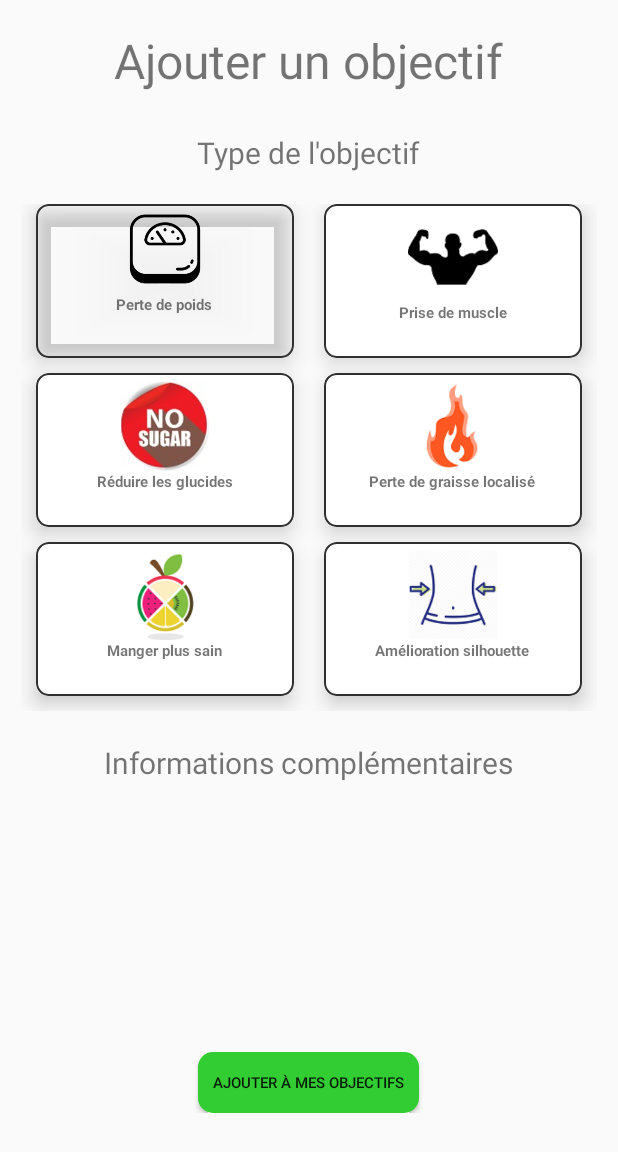
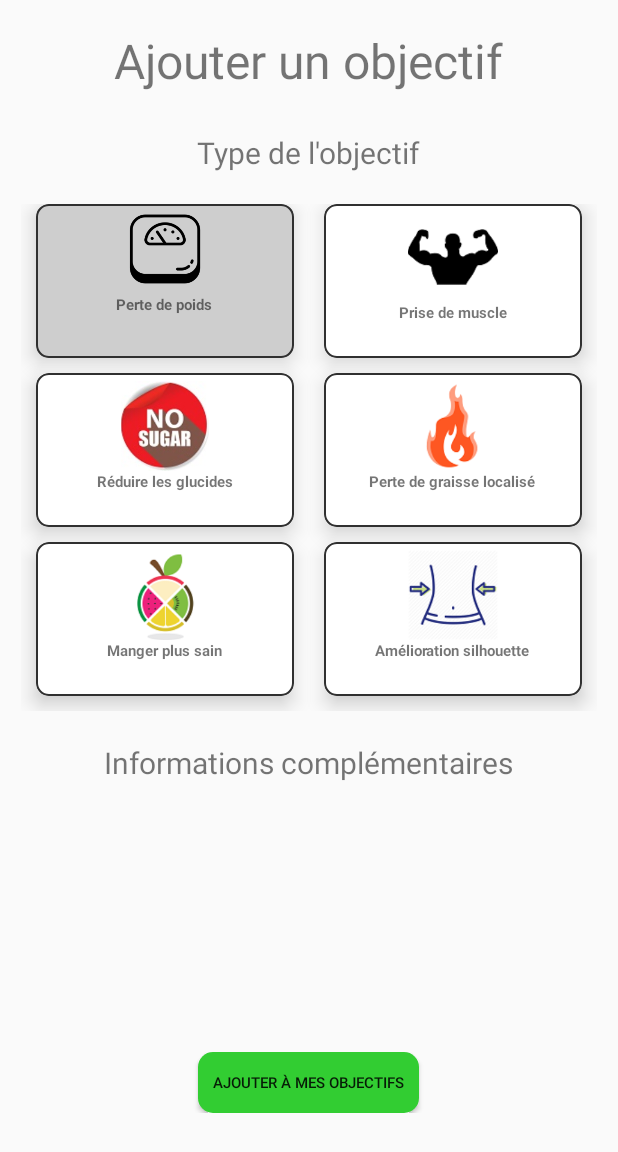
Before and after one commit to SI3IHM20182019-R2/La-meilleure-appli-de-regime, an Android app: the fragment AjoutObjectifFragment shown on its own in the app's theme, after a tap on "Perte de poids", on a phone screen of 412 x 824 dp. Shown: the top 1152 px of the screen. Run offline under Robolectric (Android 15) with nearby library versions, the phone set to English and light mode, and no system bars.

Commit message:
Amélioration de la page AjoutObjectif

```diff
--- a/Android/Regime_App/app/src/main/java/com/example/regime_app/MenuFragments/AjoutObjectifFragment.java
+++ b/Android/Regime_App/app/src/main/java/com/example/regime_app/MenuFragments/AjoutObjectifFragment.java
@@ -6,9 +6,12 @@ import android.os.Bundle;
 import android.support.annotation.NonNull;
 import android.support.v4.app.Fragment;
 import android.support.v7.widget.CardView;
+import android.support.v7.widget.LinearLayoutManager;
+import android.support.v7.widget.RecyclerView;
 import android.view.LayoutInflater;
 import android.view.View;
 import android.view.ViewGroup;
+import android.widget.ArrayAdapter;
 import android.widget.Button;
 import android.widget.GridLayout;
 import android.widget.ListView;
@@ -17,6 +20,8 @@ import android.widget.Toast;
 import com.example.regime_app.MainActivity;
 import com.example.regime_app.MenuManagmentActivity;
 import com.example.regime_app.R;
+
+import java.util.ArrayList;
 
 public class AjoutObjectifFragment extends Fragment {
 
@@ -31,7 +36,7 @@ public class AjoutObjectifFragment extends Fragment {
         return view;
     }
 
-    private void setSingleEvent(GridLayout gridLayout, ListView listInfoComplementaire, int idCardSelect, ListView listView){
+    private void setSingleEvent(final GridLayout gridLayout, final ListView listInfoComplementaire, int idCardSelect, ListView listView){
         for (int i = 0; i<gridLayout.getChildCount(); i++){
 
             final CardView cardView = (CardView)gridLayout.getChildAt(i);
@@ -40,14 +45,20 @@ public class AjoutObjectifFragment extends Fragment {
                 @Override
                 public void onClick(View view) {
                     Toast.makeText(view.getContext(),"kkkk"+ idGridView, Toast.LENGTH_SHORT).show();
-                    if (cardView.getCardBackgroundColor().getDefaultColor() == -1){
-                        cardView.setCardBackgroundColor(45);
+                    for (int i = 0; i<gridLayout.getChildCount(); i++) {
+                        CardView cardView = (CardView) gridLayout.getChildAt(i);
+                        cardView.setCardBackgroundColor(Color.parseColor("#FFFFFF"));
                     }
+                    cardView.setCardBackgroundColor(Color.parseColor("#CECECE"));
+    //                ArrayList<String> arrayList=new ArrayList<>();
+      //              arrayList.add("fffff");
+        //            arrayList.add("" + idGridView);
+          //          ArrayAdapter arrayAdapter = new ArrayAdapter(view.getContext(), R.layout.card_ajout_objectif, arrayList);
+            //        listInfoComplementaire.setAdapter(arrayAdapter);
+
                     //Probleme pour onclick complexe
                 }
             });
         }
     }
-
-
 }
```
